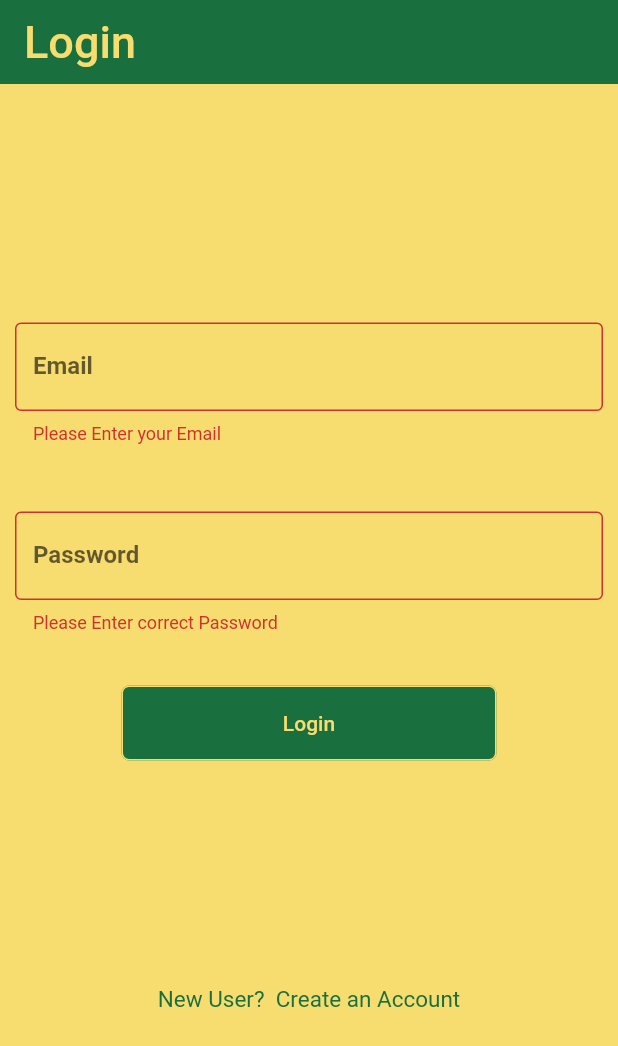
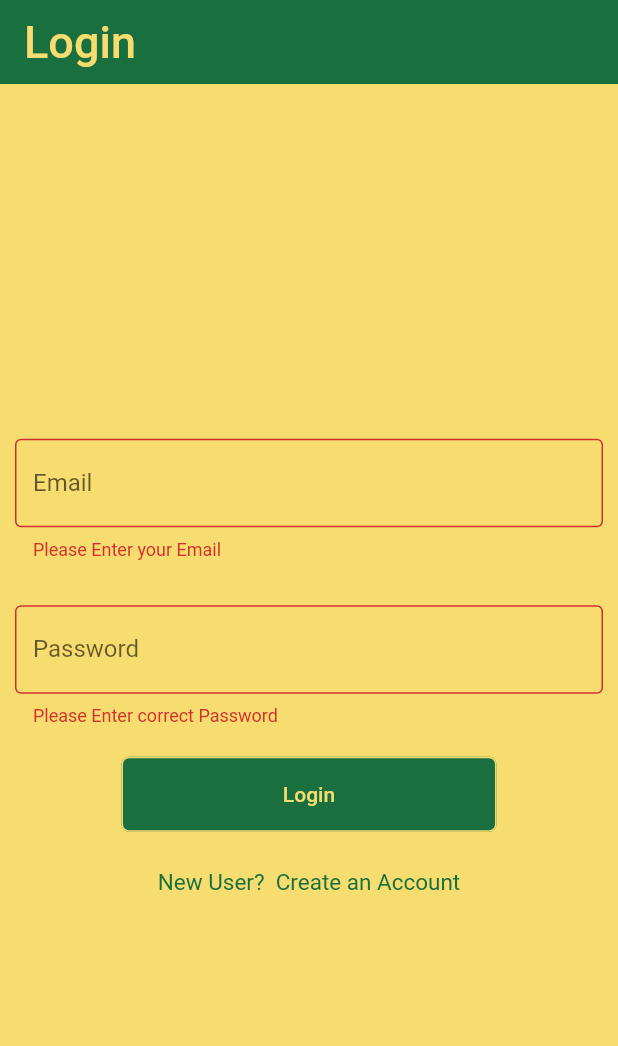
Before and after one commit to rahul240699/Food_Aayush_App, a Flutter app: the screen it shows after launch, after a tap on "Login", on a phone screen of 412 x 824 dp. Shown: the top 1046 px of the screen. Run offline on Flutter 3.47's test engine with Material 2 defaults, Android fonts, the phone set to English and light mode, and no system bars; our stand-ins replace firebase_auth, firebase_core, flutter_bluetooth_serial, image_picker; missing offline and left inert: tflite; accounts and stored records are empty; Roboto replaces fonts that are missing (Comfortaa, OpenSans); statements that could not run were skipped.

Commit message:
Minor UI changes

```diff
--- a/lib/DiscoveryPage.dart
+++ b/lib/DiscoveryPage.dart
@@ -72,6 +72,7 @@ class _DiscoveryPage extends State<DiscoveryPage> {
     return Scaffold(
       backgroundColor: Color(0xffF7DC6F),
       appBar: AppBar(
+        iconTheme: IconThemeData(color: Color(0xffF7DC6F)),
         backgroundColor: Color(0xff196F3D),
         title: isDiscovering!
             ? Text('Discovering devices',
--- a/lib/SelectBondedDevicePage.dart
+++ b/lib/SelectBondedDevicePage.dart
@@ -120,6 +120,7 @@ class _SelectBondedDevicePage extends State<SelectBondedDevicePage> {
     return Scaffold(
       backgroundColor: Color(0xffF7DC6F),
       appBar: AppBar(
+        iconTheme: IconThemeData(color: Color(0xffF7DC6F)),
         backgroundColor: Color(0xff196F3D),
         title: Text('Select device',
             style: TextStyle(
--- a/lib/classify.dart
+++ b/lib/classify.dart
@@ -3,6 +3,8 @@ import 'dart:io';
 import 'package:flutter/material.dart';
 import 'package:tflite/tflite.dart';
 import 'package:image_picker/image_picker.dart';
+
+import 'mainnavbar.dart';
 
 class Classifier extends StatefulWidget {
   //final String imagepath;
@@ -86,6 +88,7 @@ class _ClassifierState extends State<Classifier> {
   Widget build(BuildContext context) {
     return Scaffold(
       appBar: AppBar(
+          iconTheme: IconThemeData(color: Color(0xffF7DC6F)),
           backgroundColor: Color(0xff196F3D),
           title: Text(
             'Freshness Detection',
@@ -97,6 +100,7 @@ class _ClassifierState extends State<Classifier> {
       body: Container(
         color: Color(0xffF7DC6F),
         child: Column(
+          crossAxisAlignment: CrossAxisAlignment.center,
           mainAxisAlignment: MainAxisAlignment.center,
           children: <Widget>[
             _loading
@@ -156,6 +160,7 @@ class _ClassifierState extends State<Classifier> {
           ],
         ),
       ),
+      drawer: MainNavbar(),
     );
   }
 }
--- a/lib/firstsreen.dart
+++ b/lib/firstsreen.dart
@@ -32,10 +32,12 @@ class StartState extends State<Welcomescreen> {
       body: Container(
         alignment: Alignment.center,
         child: new Column(
+          crossAxisAlignment: CrossAxisAlignment.center,
+          mainAxisAlignment: MainAxisAlignment.center,
           children: [
-            new Container(
-              alignment: Alignment(0.0, 0.0),
-              height: 700,
+            new Center(
+              // alignment: Alignment(0.0, 0.0),
+              // height: 700,
               child: new Text(
                 'Food Aayush',
                 textAlign: TextAlign.center,
@@ -46,10 +48,6 @@ class StartState extends State<Welcomescreen> {
               ),
             ),
           ],
-
-          //child: Image.asset('assets/Opening.JPG'),
-
-          //child: Text('This Works'),
         ),
       ),
     );
--- a/lib/home.dart
+++ b/lib/home.dart
@@ -27,7 +27,7 @@ class _HomeState extends State<HomeClass> {
           ),
         ),
         body: Container(
-            width: 500,
+            // width: 500,
             child: Column(
           mainAxisAlignment: MainAxisAlignment.center,
           crossAxisAlignment: CrossAxisAlignment.stretch,
--- a/lib/login.dart
+++ b/lib/login.dart
@@ -31,8 +31,8 @@ class _LoginClass extends State<LoginClass> {
       body: Form(
           key: _formkey,
           child: Column(
+            crossAxisAlignment: CrossAxisAlignment.center,
             mainAxisAlignment: MainAxisAlignment.center,
-            //crossAxisAlignment: CrossAxisAlignment.start,
             children: <Widget>[
               Padding(
                   padding: EdgeInsets.all(10),
@@ -43,12 +43,13 @@ class _LoginClass extends State<LoginClass> {
                       }
                     },
                     onSaved: (input) => _email = input!,
-                    style: kLabelStyle,
+                    // style: kLabelStyle,
+                    style: TextStyle(color: Color(0xff196F3D)),
                     decoration: InputDecoration(
                         border: OutlineInputBorder(), labelText: 'Email'),
                   )),
               SizedBox(
-                height: 25.0,
+                height: 10.0,
               ),
               Padding(
                   padding: EdgeInsets.all(10),
@@ -59,13 +60,14 @@ class _LoginClass extends State<LoginClass> {
                       }
                     },
                     onSaved: (input) => _pwd = input!,
-                    style: kLabelStyle,
+                    // style: kLabelStyle,
+                    style: TextStyle(color: Color(0xff196F3D)),
                     decoration: InputDecoration(
                         border: OutlineInputBorder(), labelText: 'Password'),
                     obscureText: true,
                   )),
               SizedBox(
-                height: 25.0,
+                height: 10.0,
               ),
               Container(
                   height: 50,
@@ -84,7 +86,7 @@ class _LoginClass extends State<LoginClass> {
                     ),
                   )),
               SizedBox(
-                height: 150.0,
+                height: 25.0,
               ),
               GestureDetector(
                 onTap: Register,
--- a/lib/rancidity_check.dart
+++ b/lib/rancidity_check.dart
@@ -6,6 +6,7 @@ import 'package:flutter_bluetooth_serial/flutter_bluetooth_serial.dart';
 import 'DiscoveryPage.dart';
 import 'SelectBondedDevicePage.dart';
 import 'Connection.dart';
+import 'package:foodaayush/mainnavbar.dart';
 
 class Rancidity extends StatefulWidget {
   @override
@@ -85,6 +86,7 @@ class _MainPage extends State<Rancidity> {
     return Scaffold(
       backgroundColor: Color(0xffF7DC6F),
       appBar: AppBar(
+        iconTheme: IconThemeData(color: Color(0xffF7DC6F)),
         backgroundColor: Color(0xff196F3D),
         title: const Text('Bluetooth Connection',
             style: TextStyle(
@@ -225,6 +227,7 @@ class _MainPage extends State<Rancidity> {
           ],
         ),
       ),
+      drawer: MainNavbar(),
     );
   }
 
--- a/lib/signup.dart
+++ b/lib/signup.dart
@@ -16,6 +16,7 @@ class _RegisterState extends State<Registerpage> {
     return Scaffold(
       backgroundColor: Color(0xffF7DC6F),
       appBar: AppBar(
+        iconTheme: IconThemeData(color: Color(0xffF7DC6F)),
         backgroundColor: Color(0xff196F3D),
         elevation: 0.0,
         title: Text('Register',
@@ -37,6 +38,7 @@ class _RegisterState extends State<Registerpage> {
                   }
                 },
                 onSaved: (input) => _email = input!,
+                style: TextStyle(color: Color(0xff196F3D)),
                 decoration: InputDecoration(labelText: 'Email'),
               ),
               SizedBox(
@@ -49,6 +51,7 @@ class _RegisterState extends State<Registerpage> {
                   }
                 },
                 onSaved: (input) => _pwd = input!,
+                style: TextStyle(color: Color(0xff196F3D)),
                 decoration: InputDecoration(labelText: 'Password'),
                 obscureText: true,
               ),
```
Also changed, not shown: lib/Connection.dart (+63 -15 lines), lib/mainnavbar.dart (+27 -13 lines). Lines whose indentation alone changed are shown as unchanged.
